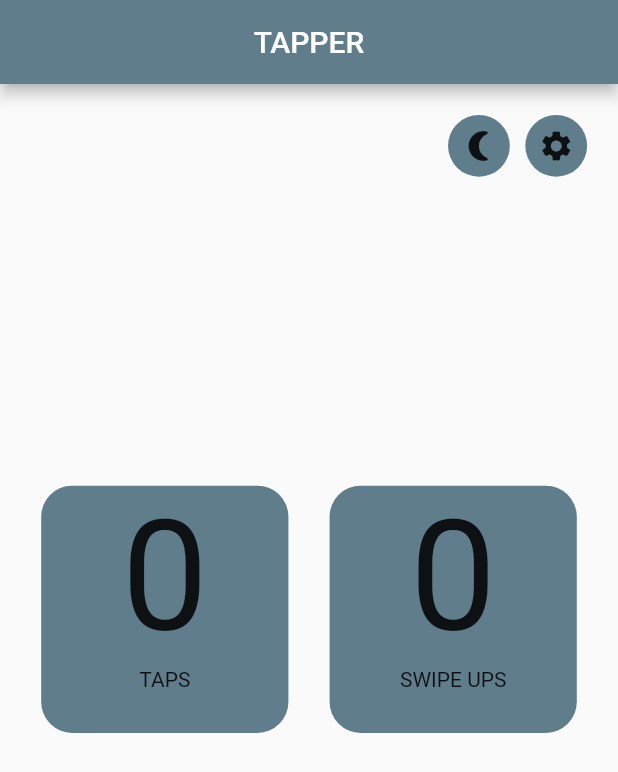
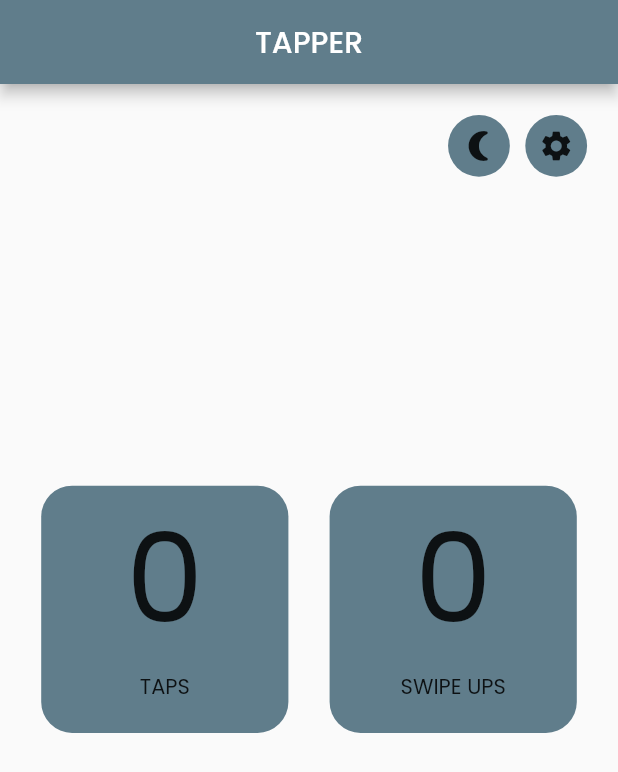
Before and after one commit to dheeraj-mishra/tapper, a Flutter app: the screen it shows after launch, on a phone screen of 412 x 824 dp. Shown: the top 772 px of the screen. Run offline on Flutter 3.47's test engine with Material 2 defaults, Android fonts, the phone set to English and light mode, and no system bars; our stand-ins replace shared_preferences.

Commit message:
Swipe stop, Link opening, font change.

```diff
--- a/lib/main.dart
+++ b/lib/main.dart
@@ -18,11 +18,14 @@ class MyApp extends StatelessWidget {
         return MaterialApp(
             home: Home(),
             theme: themeNotifier.isDark
-                ? ThemeData.dark()
+                ? ThemeData(
+                    brightness: Brightness.dark,
+                    // primarySwatch: Colors.blueGrey,
+                    fontFamily: "Poppins")
                 : ThemeData(
                     brightness: Brightness.light,
                     primarySwatch: Colors.blueGrey,
-                  ));
+                    fontFamily: "Poppins"));
       }),
     );
   }
--- a/pubspec.yaml
+++ b/pubspec.yaml
@@ -31,6 +31,7 @@ dependencies:
   cupertino_icons: ^1.0.2
   provider: ^6.0.5
   shared_preferences: ^2.0.17
+  url_launcher: ^6.1.8
 
 dev_dependencies:
   flutter_test:
```
Also changed, not shown: lib/home.dart (+19 -9 lines), pubspec.lock.
